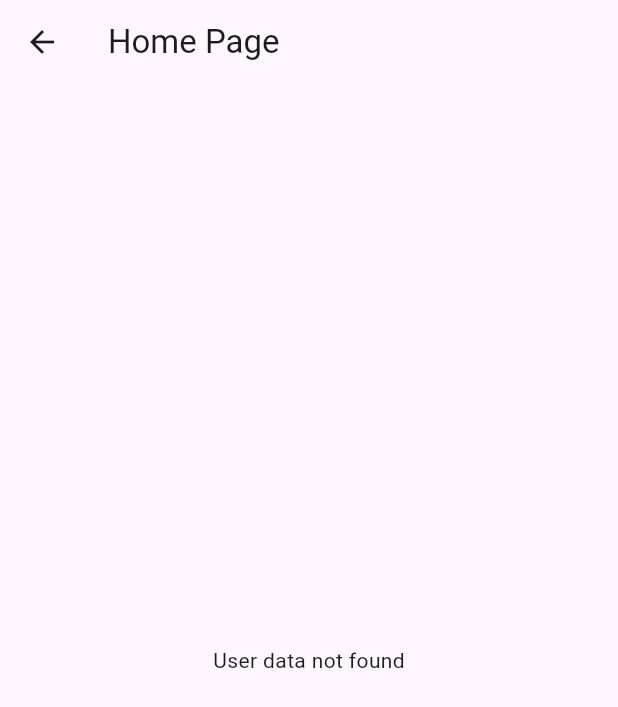
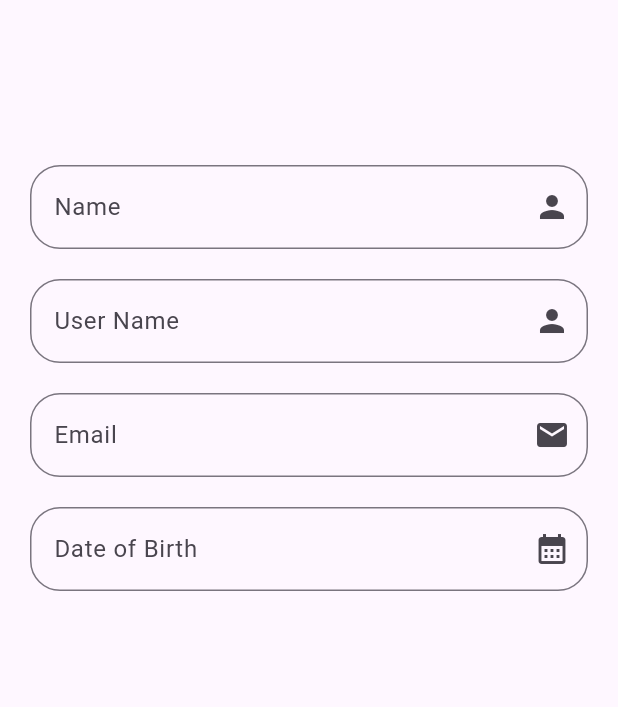
Before and after one commit to asimhanif76/SignIn-SignUp-FireBase, a Flutter app: the HomePage screen opened directly, on a phone screen of 412 x 824 dp. Shown: the top 707 px of the screen. Run offline on Flutter 3.47's test engine with Material 3 defaults, Android fonts, the phone set to English and light mode, and no system bars; our stand-ins replace cloud_firestore, firebase_auth, firebase_core, firebase_storage, get, image_picker and 1 more; accounts and stored records are empty.

Commit message:
Adding TextFields for update FireBase Data

```diff
--- a/lib/Controllers/auth_controllers.dart
+++ b/lib/Controllers/auth_controllers.dart
@@ -9,7 +9,7 @@ import 'package:image_picker/image_picker.dart';
 import 'package:shared_preferences/shared_preferences.dart';
 import 'package:signin_signup/Utils/custom_snackbar.dart';
 import 'package:signin_signup/views/home_page.dart';
-import 'package:signin_signup/views/models/user_model.dart';
+import 'package:signin_signup/models/user_model.dart';
 import 'package:signin_signup/views/sign_up_page.dart';
 
 class AuthControllers extends GetxController {
--- /dev/null
+++ b/lib/Controllers/home_page_controller.dart
@@ -0,0 +1,9 @@
+import 'package:flutter/material.dart';
+import 'package:get/get.dart';
+
+class HomePageController extends GetxController{
+  TextEditingController nameController = TextEditingController();
+  TextEditingController userNameController = TextEditingController();
+  TextEditingController emailController = TextEditingController();
+  TextEditingController dobController = TextEditingController();
+}
--- a/lib/Widgets/my_text_form_field.dart
+++ b/lib/Widgets/my_text_form_field.dart
@@ -5,12 +5,12 @@ class MyTextFormField extends StatefulWidget {
   Icon icon;
   bool isPasswordField;
   TextEditingController controller;
-  FormFieldValidator<String> validator;
+  FormFieldValidator<String>? validator;
 
   MyTextFormField(
       {super.key,
       required this.controller,
-      required this.validator,
+       this.validator,
       required this.hintText,
       this.isPasswordField = false,
       required this.icon});
--- a/lib/main.dart
+++ b/lib/main.dart
@@ -27,6 +27,7 @@ class MyApp extends StatelessWidget {
   Widget build(BuildContext context) {
     return GetMaterialApp(
       theme: ThemeData(
+        // brightness: ,
         colorScheme: ColorScheme.fromSeed(seedColor: Colors.deepPurple),
         useMaterial3: true,
       ),
--- a/lib/views/home_page.dart
+++ b/lib/views/home_page.dart
@@ -1,150 +1,219 @@
-import 'package:cloud_firestore/cloud_firestore.dart';
 import 'package:flutter/material.dart';
 import 'package:get/get.dart';
-import 'package:shared_preferences/shared_preferences.dart';
-import 'package:signin_signup/Controllers/auth_controllers.dart';
-import 'package:signin_signup/views/models/user_model.dart';
+import 'package:signin_signup/Controllers/home_page_controller.dart';
+import 'package:signin_signup/Widgets/my_text_form_field.dart';
 
-class HomePage extends StatefulWidget {
-  const HomePage({super.key});
+class HomePage extends StatelessWidget {
+  HomePage({super.key});
 
-  @override
-  State<HomePage> createState() => _HomePageState();
-}
-
-AuthControllers authControllers = Get.put(AuthControllers());
-
-class _HomePageState extends State<HomePage> {
-  UserModel? currentUser;
-  bool isLoading = true;
-
-  @override
-  void initState() {
-    super.initState();
-    loadUser();
-  }
-
-  Future<void> loadUser() async {
-    SharedPreferences sp = await SharedPreferences.getInstance();
-    final uid = sp.getString('uid');
-
-    if (uid != null && uid.isNotEmpty) {
-      final userDoc =
-          await FirebaseFirestore.instance.collection('users').doc(uid).get();
-
-      if (userDoc.exists) {
-        currentUser = UserModel.fromJson(userDoc.data()!);
-      }
-    }
-
-    setState(() {
-      isLoading = false;
-    });
-  }
+  HomePageController homePageController = Get.put(HomePageController());
 
   @override
   Widget build(BuildContext context) {
     return Scaffold(
-      appBar: AppBar(
-        title: Text('Home Page'),
+      body: Padding(
+        padding: EdgeInsets.symmetric(
+          horizontal: 20,
         ),
-      body: isLoading
-          ? const Center(child: CircularProgressIndicator())
-          : currentUser != null
-              ? Padding(
-                  padding: const EdgeInsets.all(16.0),
-                  child: SingleChildScrollView(
         child: Column(
           children: [
-                        StreamBuilder(
-                          stream: FirebaseFirestore.instance
-                              .collection('users')
-                              .snapshots(),
-                          builder: (context, snapshot) {
-                            if (snapshot.connectionState ==
-                                ConnectionState.active) {
-                              if (snapshot.hasData) {
-                                return ListView.builder(
-                                  shrinkWrap: true,
-                                  physics: NeverScrollableScrollPhysics(),
-                                  itemCount: snapshot.data!.docs.length,
-                                  itemBuilder: (context, index) {
-                                    return Padding(
-                                      padding:
-                                          EdgeInsets.symmetric(vertical: 20),
-                                      child: Column(
-                                        crossAxisAlignment:
-                                            CrossAxisAlignment.start,
-                                        children: [
-                                          CircleAvatar(
-                                            radius: 25,
-                                            backgroundColor:
-                                                Colors.grey.shade300,
-                                            backgroundImage: AssetImage(snapshot
-                                                .data!
-                                                .docs[index]['userImage']),
+            SizedBox(
+              height: 100,
             ),
-                                          Text(
-                                              'Name: ${snapshot.data!.docs[index]['name']}'),
-                                          Text(
-                                              'User Name: ${snapshot.data!.docs[index]['userName']}'),
-                                          Text(
-                                              'Email: ${snapshot.data!.docs[index]['userEmail']}'),
-                                          Text(
-                                              'DoB: ${snapshot.data!.docs[index]['dob']}')
-                                        ],
+            Padding(
+              padding: EdgeInsets.symmetric(vertical: 10),
+              child: MyTextFormField(
+                controller: homePageController.nameController,
+                hintText: 'Name',
+                icon: Icon(Icons.person),
               ),
-                                    );
-                                  },
-                                );
-                              } else if (snapshot.hasError) {
-                                return Center(
-                                    child: Text(snapshot.hasError.toString()));
-                              } else {
-                                return Text('There is No Data');
-                              }
-                            } else {
-                              return Center(
-                                child: CircularProgressIndicator(),
-                              );
-                            }
-                          },
             ),
-                        // CircleAvatar(
-                        //   radius: 50,
-                        //   backgroundImage: NetworkImage(currentUser!.userImage),
-                        // ),
-                        // const SizedBox(height: 16),
-                        // Text(
-                        //   currentUser!.name,
-                        //   style: const TextStyle(
-                        //       fontSize: 24, fontWeight: FontWeight.bold),
-                        // ),
-                        // Text(currentUser!.userEmail),
-                        // Text("Username: ${currentUser!.userName}"),
-                        // Text("DOB: ${currentUser!.dob.toDate()}"),
-                        // SizedBox(
-                        //   height: 50,
-                        // ),
-                        ElevatedButton(
-                            onPressed: () {
-                              authControllers.logout();
-                            },
-                            child: Text("LogOut")),
+            Padding(
+              padding: EdgeInsets.symmetric(vertical: 10),
+              child: MyTextFormField(
+                controller: homePageController.nameController,
+                hintText: 'User Name',
+                icon: Icon(Icons.person),
+              ),
+            ),
+            Padding(
+              padding: EdgeInsets.symmetric(vertical: 10),
+              child: MyTextFormField(
+                controller: homePageController.nameController,
+                hintText: 'Email',
+                icon: Icon(Icons.email),
+              ),
+            ),
+            Padding(
+              padding: EdgeInsets.symmetric(vertical: 10),
+              child: MyTextFormField(
+                controller: homePageController.nameController,
+                hintText: 'Date of Birth',
+                icon: Icon(Icons.calendar_month),
+              ),
+            ),
           ],
         ),
       ),
-                )
-              : Center(
-                  child: InkWell(
-                      onTap: () {
-                        authControllers.logout();
-                      },
-                      child: Text('User data not found'))),
     );
   }
 }
 
+
+
+
+
+
+
+
+
+
+// import 'package:cloud_firestore/cloud_firestore.dart';
+// import 'package:flutter/material.dart';
+// import 'package:get/get.dart';
+// import 'package:shared_preferences/shared_preferences.dart';
+// import 'package:signin_signup/Controllers/auth_controllers.dart';
+// import 'package:signin_signup/models/user_model.dart';
+
+// class HomePage extends StatefulWidget {
+//   const HomePage({super.key});
+
+//   @override
+//   State<HomePage> createState() => _HomePageState();
+// }
+
+// AuthControllers authControllers = Get.put(AuthControllers());
+
+// class _HomePageState extends State<HomePage> {
+//   UserModel? currentUser;
+//   bool isLoading = true;
+
+//   @override
+//   void initState() {
+//     super.initState();
+//     loadUser();
+//   }
+
+//   Future<void> loadUser() async {
+//     SharedPreferences sp = await SharedPreferences.getInstance();
+//     final uid = sp.getString('uid');
+
+//     if (uid != null && uid.isNotEmpty) {
+//       final userDoc =
+//           await FirebaseFirestore.instance.collection('users').doc(uid).get();
+
+//       if (userDoc.exists) {
+//         currentUser = UserModel.fromJson(userDoc.data()!);
+//       }
+//     }
+
+//     setState(() {
+//       isLoading = false;
+//     });
+//   }
+
+//   @override
+//   Widget build(BuildContext context) {
+//     return Scaffold(
+//       appBar: AppBar(
+//         title: Text('Home Page'),
+//       ),
+//       body: isLoading
+//           ? const Center(child: CircularProgressIndicator())
+//           : currentUser != null
+//               ? Padding(
+//                   padding: const EdgeInsets.all(16.0),
+//                   child: SingleChildScrollView(
+//                     child: Column(
+//                       children: [
+//                         StreamBuilder(
+//                           stream: FirebaseFirestore.instance
+//                               .collection('users')
+//                               .snapshots(),
+//                           builder: (context, snapshot) {
+//                             if (snapshot.connectionState ==
+//                                 ConnectionState.active) {
+//                               if (snapshot.hasData) {
+//                                 return ListView.builder(
+//                                   shrinkWrap: true,
+//                                   physics: NeverScrollableScrollPhysics(),
+//                                   itemCount: snapshot.data!.docs.length,
+//                                   itemBuilder: (context, index) {
+//                                     return Padding(
+//                                       padding:
+//                                           EdgeInsets.symmetric(vertical: 20),
+//                                       child: Column(
+//                                         crossAxisAlignment:
+//                                             CrossAxisAlignment.start,
+//                                         children: [
+//                                           CircleAvatar(
+//                                             radius: 25,
+//                                             backgroundColor:
+//                                                 Colors.grey.shade300,
+//                                             backgroundImage: AssetImage(snapshot
+//                                                 .data!
+//                                                 .docs[index]['userImage']),
+//                                           ),
+//                                           Text(
+//                                               'Name: ${snapshot.data!.docs[index]['name']}'),
+//                                           Text(
+//                                               'User Name: ${snapshot.data!.docs[index]['userName']}'),
+//                                           Text(
+//                                               'Email: ${snapshot.data!.docs[index]['userEmail']}'),
+//                                           Text(
+//                                               'DoB: ${snapshot.data!.docs[index]['dob']}')
+//                                         ],
+//                                       ),
+//                                     );
+//                                   },
+//                                 );
+//                               } else if (snapshot.hasError) {
+//                                 return Center(
+//                                     child: Text(snapshot.hasError.toString()));
+//                               } else {
+//                                 return Text('There is No Data');
+//                               }
+//                             } else {
+//                               return Center(
+//                                 child: CircularProgressIndicator(),
+//                               );
+//                             }
+//                           },
+//                         ),
+//                         // CircleAvatar(
+//                         //   radius: 50,
+//                         //   backgroundImage: NetworkImage(currentUser!.userImage),
+//                         // ),
+//                         // const SizedBox(height: 16),
+//                         // Text(
+//                         //   currentUser!.name,
+//                         //   style: const TextStyle(
+//                         //       fontSize: 24, fontWeight: FontWeight.bold),
+//                         // ),
+//                         // Text(currentUser!.userEmail),
+//                         // Text("Username: ${currentUser!.userName}"),
+//                         // Text("DOB: ${currentUser!.dob.toDate()}"),
+//                         // SizedBox(
+//                         //   height: 50,
+//                         // ),
+//                         ElevatedButton(
+//                             onPressed: () {
+//                               authControllers.logout();
+//                             },
+//                             child: Text("LogOut")),
+//                       ],
+//                     ),
+//                   ),
+//                 )
+//               : Center(
+//                   child: InkWell(
+//                       onTap: () {
+//                         authControllers.logout();
+//                       },
+//                       child: Text('User data not found'))),
+//     );
+//   }
+// }
 
 
 
```
Also changed, not shown: lib/models/user_model.dart (renamed from lib/views/models/user_model.dart). Lines whose indentation alone changed are shown as unchanged.
